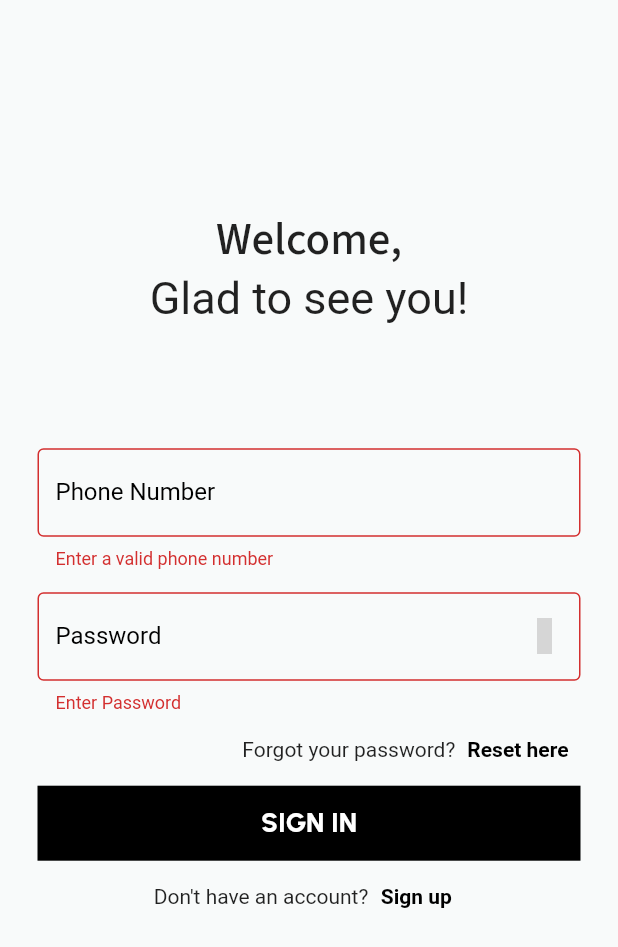
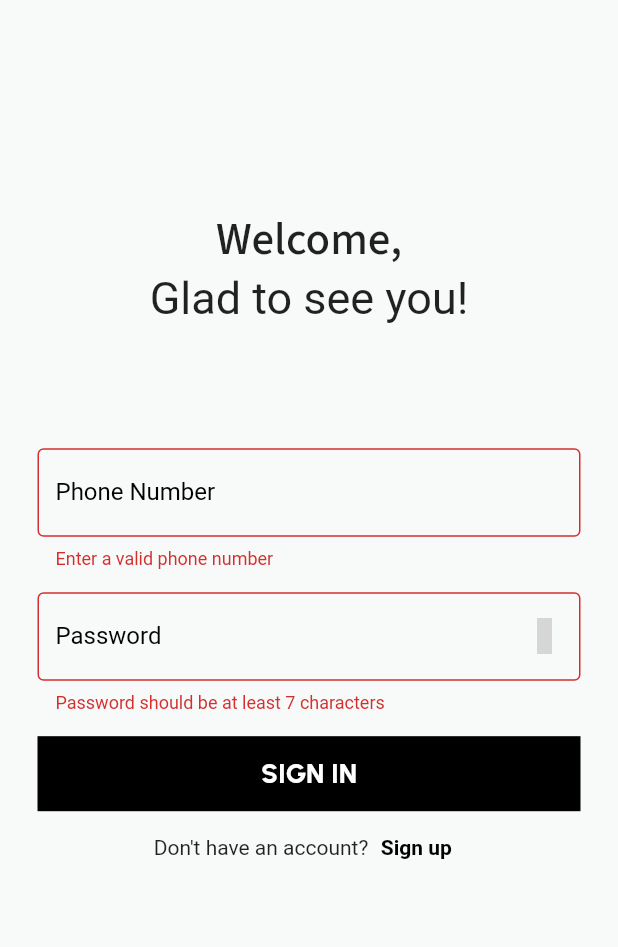
Before and after one commit to VISHNUPRABHAKARAN-7100/Phonix-SmartPhone-Store, a Flutter app: the screen it shows after launch, after a tap on "SIGN IN", on a phone screen of 412 x 824 dp. Shown: the top 947 px of the screen. Run offline on Flutter 3.47's test engine with Material 2 defaults, Android fonts, the phone set to English and light mode, and no system bars; our stand-ins replace eva_icons_flutter, font_awesome_flutter, google_fonts, pinput, shared_preferences; missing offline and left inert: dart:ffi; network calls fail; Roboto replaces fonts that are missing (Anybody); grey boxes are pictures that could not be loaded.

Commit message:
Some bugs fixed

```diff
--- a/lib/sign_in_screen/view/sign_in_screen.dart
+++ b/lib/sign_in_screen/view/sign_in_screen.dart
@@ -1,3 +1,5 @@
+import 'dart:async';
+
 import 'package:eva_icons_flutter/eva_icons_flutter.dart';
 import 'package:flutter/material.dart';
 import 'package:flutter/services.dart';
@@ -74,6 +76,7 @@ class SignInScreen extends StatelessWidget {
                     children: [
                       // Textformfield for provide the mobile number.
                       TextFormField(
+                        cursorColor: Colors.black,
                         controller: signInProviderValue.mobileNumberController,
                         inputFormatters: [
                           LengthLimitingTextInputFormatter(10),
@@ -108,6 +111,7 @@ class SignInScreen extends StatelessWidget {
                         builder: (context, signInProviderValue, child) =>
                             // Textformfield fo password.
                             TextFormField(
+                          cursorColor: Colors.black,
                           controller: signInProviderValue.passwordController,
                           obscureText: signInProviderValue.passwordVisibility,
                           decoration: InputDecoration(
@@ -115,8 +119,14 @@ class SignInScreen extends StatelessWidget {
                               onPressed: () =>
                                   signInProviderValue.setPasswordVisibility(),
                               icon: signInProviderValue.passwordVisibility
-                                  ? const Icon(EvaIcons.eyeOff)
-                                  : const Icon(EvaIcons.eye),
+                                  ? const Icon(
+                                      EvaIcons.eyeOff,
+                                      color: Colors.black,
+                                    )
+                                  : const Icon(
+                                      EvaIcons.eye,
+                                      color: Colors.black,
+                                    ),
                             ),
                             labelStyle: const TextStyle(
                               color: Colors.black,
@@ -132,8 +142,10 @@ class SignInScreen extends StatelessWidget {
                             border: const OutlineInputBorder(),
                           ),
                           validator: (value) {
-                            if (value == null || value.length < 7) {
-                              return 'Enter Password';
+                            if (value == null) {
+                              return 'Password is required';
+                            } else if (value.length < 7) {
+                              return 'Password should be at least 7 characters';
                             }
                             return null;
                           },
@@ -143,22 +155,8 @@ class SignInScreen extends StatelessWidget {
                   ),
                 ),
               ),
-              // Button for reset the password.
-              Row(
-                mainAxisAlignment: MainAxisAlignment.end,
-                children: [
-                  const Text('Forgot your password?'),
-                  TextButton(
-                    onPressed: () {},
-                    child: const Text(
-                      'Reset here',
-                      style: TextStyle(
-                        color: Colors.black,
-                        fontWeight: FontWeight.bold,
-                      ),
-                    ),
-                  ),
-                ],
+              const SizedBox(
+                height: 15,
               ),
               // Button for sign in after filling the
               // username and password fields
@@ -167,6 +165,7 @@ class SignInScreen extends StatelessWidget {
                   title: 'SIGN IN',
                   ontap: () {
                     if (formGlobalKey.currentState!.validate()) {
+
                       signInProviderValue.signIn(
                         signInProviderValue.mobileNumberController.text,
                         signInProviderValue.passwordController.text,
--- /dev/null
+++ b/lib/utils/constants.dart
@@ -0,0 +1 @@
+class Constants {}
```
Also changed, not shown: lib/home_screen/view/carousel_widget.dart (deleted, +0 -55 lines), lib/home_screen/view/home_screen.dart (+12 -5 lines), lib/home_screen/view/my_app_screen.dart (+7 -10 lines), lib/home_screen/view/profile.dart (+21 -6 lines).
